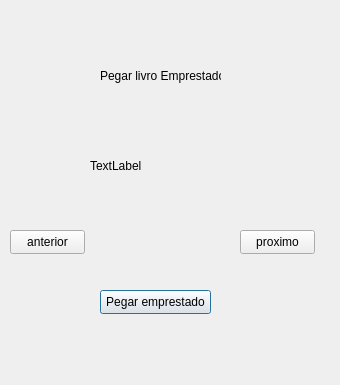
Before: the Qt Designer form GUI_BIBLIOTECA/loanbookwindow.ui in gabriotz/Project-edoo, drawn with Qt 5.
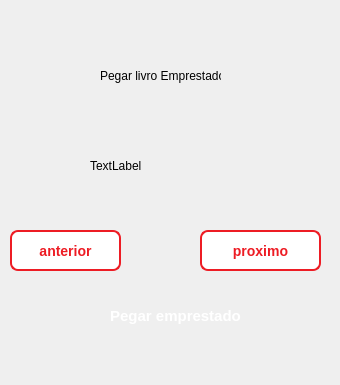
After: the same form once the commit is applied.

```diff
--- a/GUI_BIBLIOTECA/loanbookwindow.ui
+++ b/GUI_BIBLIOTECA/loanbookwindow.ui
@@ -42,12 +42,26 @@
   <widget class="QPushButton" name="loanButton">
    <property name="geometry">
     <rect>
-     <x>100</x>
+     <x>90</x>
      <y>290</y>
-     <width>111</width>
-     <height>24</height>
+     <width>171</width>
+     <height>51</height>
     </rect>
    </property>
+   <property name="styleSheet">
+    <string notr="true">background: qlineargradient(
+    x1:0, y1:0, x2:1, y2:0,
+    stop:0 #8B0000, stop:1 #ED1C24
+);
+color: white;
+border: none;
+padding: 12px 20px;
+font-size: 15px;
+font-weight: bold;
+border-radius: 10px;
+text-align: center;
+</string>
+   </property>
    <property name="text">
     <string>Pegar emprestado</string>
    </property>
@@ -57,10 +71,19 @@
     <rect>
      <x>10</x>
      <y>230</y>
-     <width>75</width>
-     <height>24</height>
+     <width>111</width>
+     <height>41</height>
     </rect>
    </property>
+   <property name="styleSheet">
+    <string notr="true">background-color: white;
+color: #ED1C24;
+border: 2px solid #ED1C24;
+padding: 8px 16px;
+font-size: 14px;
+font-weight: bold;
+border-radius: 8px;</string>
+   </property>
    <property name="text">
     <string>anterior</string>
    </property>
@@ -68,12 +91,21 @@
   <widget class="QPushButton" name="nextButton">
    <property name="geometry">
     <rect>
-     <x>240</x>
+     <x>200</x>
      <y>230</y>
-     <width>75</width>
-     <height>24</height>
+     <width>121</width>
+     <height>41</height>
     </rect>
    </property>
+   <property name="styleSheet">
+    <string notr="true">background-color: white;
+color: #ED1C24;
+border: 2px solid #ED1C24;
+padding: 8px 16px;
+font-size: 14px;
+font-weight: bold;
+border-radius: 8px;</string>
+   </property>
    <property name="text">
     <string>proximo</string>
    </property>
```
